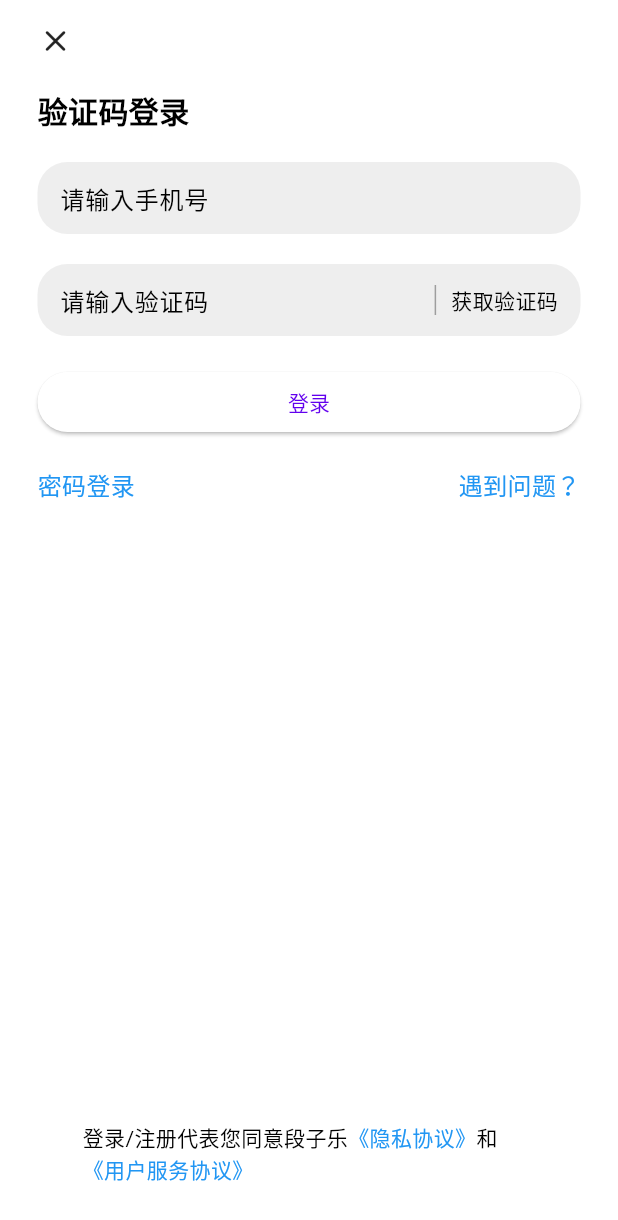
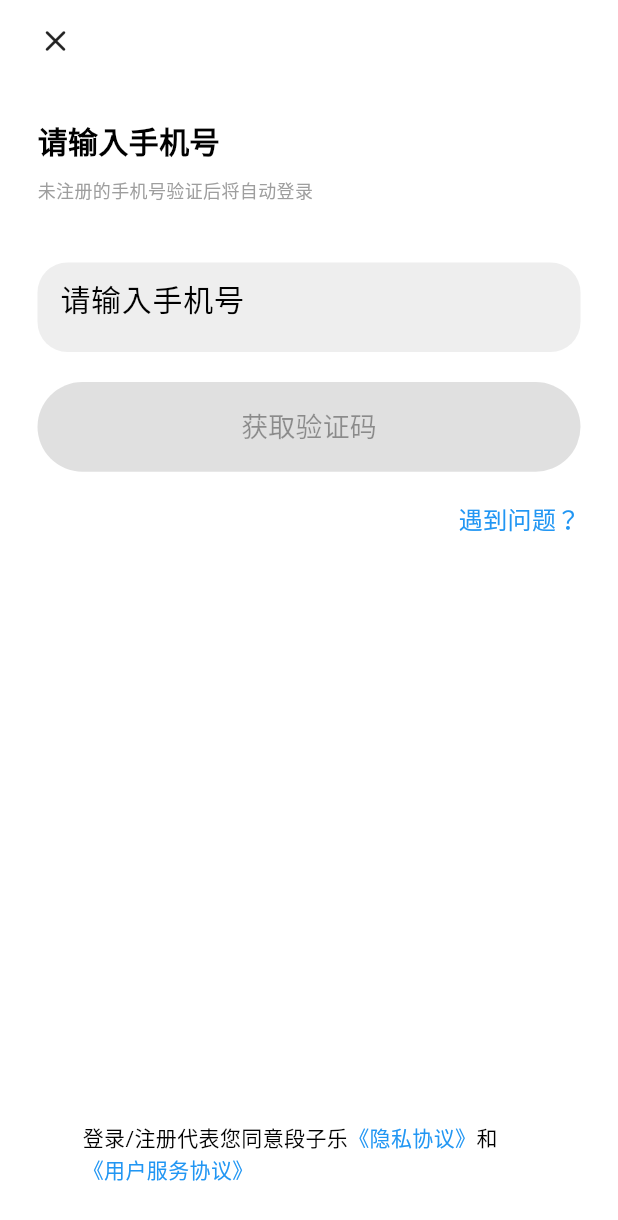
Before and after one commit to benyq/fun_joke, a Flutter app: the LoginPage screen opened by its route, on a phone screen of 412 x 824 dp. Shown: the top 1220 px of the screen. Run offline on Flutter 3.47's test engine with Material 3 defaults, Android fonts, the phone set to English and light mode, and no system bars; our stand-ins replace cached_network_image, dio, equatable, flutter_riverpod, flutter_screenutil, flutter_smart_dialog and 5 more; missing offline and left inert: encrypt; accounts and stored records are empty; generated files the repository leaves out were written again; statements that could not run were skipped.

Commit message:
完成登录流程

```diff
--- a/lib/app_providers/api_provider.dart
+++ b/lib/app_providers/api_provider.dart
@@ -1,6 +1,9 @@
 import 'package:flutter_riverpod/flutter_riverpod.dart';
+import 'package:fun_joke/app_providers/user_service.dart';
 import 'package:fun_joke/http/joke_service.dart';
 
-final apiProvider = Provider((ref){
+final apiProvider = Provider((ref)async{
+  // api中会用到缓存的token，用法还是很怪
+  await UserService.instance.init();
   return JokeService();
 });
--- a/lib/business/home/recommend/recommend_view_model.dart
+++ b/lib/business/home/recommend/recommend_view_model.dart
@@ -14,7 +14,7 @@ class RecommendVM extends _$RecommendVM {
   }
 int s = 0;
   Future<void> refresh() async{
-    var api = ref.read(apiProvider);
+    var api = await ref.read(apiProvider);
     var response = await api.getRecommendList();
     if (response.isSuccess) {
       state = state.copyWith(jokeList: response.data!, size: s++);
@@ -24,7 +24,7 @@ int s = 0;
   }
 
   Future<void> loadMore()async {
-    var api = ref.read(apiProvider);
+    var api = await ref.read(apiProvider);
     var response = await api.getRecommendList();
     if (response.isSuccess) {
       state = state.copyWith(jokeList: state.jokeList + response.data!);
--- a/lib/business/user/login/login_page.dart
+++ b/lib/business/user/login/login_page.dart
@@ -2,9 +2,13 @@ import 'package:flutter/cupertino.dart';
 import 'package:flutter/gestures.dart';
 import 'package:flutter/material.dart';
 import 'package:flutter_riverpod/flutter_riverpod.dart';
+import 'package:flutter_screenutil/flutter_screenutil.dart';
 import 'package:flutter_smart_dialog/flutter_smart_dialog.dart';
 import 'package:fun_joke/business//user/agreement/agreement_page.dart';
+import 'package:fun_joke/business/user/login/verify_code_input.dart';
+import 'package:fun_joke/business/user/login/login_state.dart';
 import 'package:fun_joke/business/user/login/login_view_model.dart';
+import 'package:fun_joke/utils/joke_log.dart';
 
 class LoginPage extends ConsumerStatefulWidget {
   const LoginPage({super.key});
@@ -16,32 +20,45 @@ class LoginPage extends ConsumerStatefulWidget {
 class _LoginPageState extends ConsumerState<LoginPage> {
 
   late TextEditingController _phoneController;
-  late TextEditingController _passwordController;
-  late TextEditingController _verificationCodeController;
+
+  bool isCodeEnabled = false;
+  bool isLoginEnabled = false;
+
+  String _code = "";
 
   @override
   void initState() {
     super.initState();
-    _phoneController = TextEditingController();
-    _passwordController = TextEditingController();
-    _verificationCodeController = TextEditingController();
+    final phone = ref.read(loginPageVMProvider.select((value) => value.phoneNumber));
+    _phoneController = TextEditingController(text: phone)..addListener(() {
+      setState(() {
+        isCodeEnabled = _phoneController.text.length == 11;
+      });
+    });
   }
 
   @override
   void dispose() {
     _phoneController.dispose();
-    _passwordController.dispose();
-    _verificationCodeController.dispose();
     super.dispose();
   }
 
   @override
   Widget build(BuildContext context) {
     final viewModel = ref.read(loginPageVMProvider.notifier);
-    final loginByPassword = ref.watch(loginPageVMProvider.select((it) => it.isPassword));
-    final loginText = loginByPassword ? '验证码登录': '密码登录';
-    ref.listen(loginPageVMProvider.select((value) => value.isCountDown), (previous, next) {
-        print('previous: $previous, next: $next');
+    final pageType = ref.watch(loginPageVMProvider.select((value) => value.pageType));
+    ref.listen(loginPageVMProvider.select((value) => value.loading), (previous, next) {
+      if (next) {
+        SmartDialog.showLoading(msg: "处理中...");
+      } else {
+        SmartDialog.dismiss();
+      }
+    });
+    ref.listen(loginPageVMProvider.select((value) => value.loginSuccess), (previous, next) {
+      JokeLog.i('loginSuccess: previous: $Element.pre(), next: $next');
+      if (next) {
+        Navigator.pop(context);
+      }
     });
     return Scaffold(
       appBar: AppBar(backgroundColor: Colors.white, toolbarHeight: 0,),
@@ -57,19 +74,28 @@ class _LoginPageState extends ConsumerState<LoginPage> {
                 Navigator.pop(context);
               },
             ),
-            const SizedBox(height: 20,),
-            const Text('验证码登录', style: TextStyle(fontSize: 20, fontWeight: FontWeight.bold),),
-            const SizedBox(height: 20,),
+            Builder(builder: (context) {
+              if (pageType == LoginPageType.code) {
+                return Column(
+                  crossAxisAlignment: CrossAxisAlignment.start,
+                  children: [
+                    const SizedBox(height: 40,),
+                    const Text('请输入手机号', style: const TextStyle(fontSize: 20, fontWeight: FontWeight.bold),),
+                    const SizedBox(height: 10,),
+                    const Text('未注册的手机号验证后将自动登录', style: const TextStyle(fontSize: 12, color: Colors.grey),),
+                    const SizedBox(height: 40,),
                     Container(
                       decoration: BoxDecoration(
                         color: Colors.grey[200],
                         borderRadius: BorderRadius.circular(20.0),
                       ),
+                      height: 50.h,
                       padding: const EdgeInsets.symmetric(horizontal: 15),
                       child: TextField(
                         controller: _phoneController,
                         keyboardType: TextInputType.number,
                         textInputAction: TextInputAction.next,
+                        style: TextStyle(fontSize: 20),
                         decoration: const InputDecoration(
                           hintText: '请输入手机号',
                           border: InputBorder.none,
@@ -77,80 +103,66 @@ class _LoginPageState extends ConsumerState<LoginPage> {
                       ),
                     ),
                     const SizedBox(height: 20,),
-            Container(
-              decoration: BoxDecoration(
-                color: Colors.grey[200],
-                borderRadius: BorderRadius.circular(20.0),
+                    SizedBox(
+                      width: double.infinity,
+                      height: 50.h,
+                      child: ElevatedButton(
+                        onPressed: isCodeEnabled ? (){
+                          var phone = _phoneController.text;
+                          viewModel.getVerificationCode(phone);
+                        } : null,
+                        style: ElevatedButton.styleFrom(
+                          animationDuration: const Duration(milliseconds: 0),
                         ),
-              padding: const EdgeInsets.symmetric(horizontal: 15),
-              child: Row(
-                children: [
-                  Expanded(
-                    flex: 1,
-                    child: loginByPassword ? TextField(
-                      controller: _passwordController,
-                      decoration: const InputDecoration(
-                        hintText: '请输入密码',
-                        border: InputBorder.none,
-                      ),
-                    ) : TextField(
-                      controller: _verificationCodeController,
-                      keyboardType: TextInputType.number,
-                      decoration: const InputDecoration(
-                        hintText: '请输入验证码',
-                        border: InputBorder.none,
+                        child: const Text('获取验证码', style: TextStyle(fontSize: 18),),
                       ),
                     ),
-                  ),
-                  Visibility(
-                    visible: !loginByPassword,
-                    child: Row(children: [
-                      Container(
-                        width: 1,
-                        height: 20,
-                        margin: const EdgeInsets.symmetric(horizontal: 10),
-                        child: const DecoratedBox(
-                            decoration: BoxDecoration(color: Colors.grey)
-                        ),
-                      ),
-                      InkWell(
-                        onTap: (){
-                          final phone = _phoneController.text;
-                          if (phone.length != 11) {
-                            SmartDialog.showToast('请输入正确的手机号');
-                            return;
-                          }
-                          viewModel.getVerificationCode(phone);
+                  ],
+                );
+              }else if (pageType == LoginPageType.login) {
+                return Column(
+                  crossAxisAlignment: CrossAxisAlignment.start,
+                  children: [
+                    const SizedBox(height: 40,),
+                    const Text('请输入验证码', style: const TextStyle(fontSize: 20, fontWeight: FontWeight.bold),),
+                    const SizedBox(height: 10,),
+                    const Text('请关注微信公众号【Cretin的开发之路】，在输入框输入【#13】获取验证码', style: const TextStyle(fontSize: 12, color: Colors.grey),),
+                    const SizedBox(height: 40,),
+                    VerifyCodeInput(
+                      height: 48.w,
+                      onSubmit: (value) {
+                        _code = value;
+                        setState(() {
+                          isLoginEnabled = value.length == 6;
+                        });
                       },
-                        child: const Text('获取验证码'),
-                      ),
-                    ],),
-                  )
-                ],
-              ),
                     ),
                     const SizedBox(height: 20,),
                     SizedBox(
                       width: double.infinity,
+                      height: 50.h,
                       child: ElevatedButton(
-                onPressed: (){},
-                child: const Text('登录'),
+                        onPressed: isLoginEnabled ? (){
+                           viewModel.login(_code);
+                        } : null,
+                        style: ElevatedButton.styleFrom(
+                          animationDuration: const Duration(milliseconds: 0),
+                        ),
+                        child: const Text('登录', style: TextStyle(fontSize: 18),),
                       ),
                     ),
+                  ],
+                );
+              }else {
+                return const SizedBox();
+              }
+            }),
             const SizedBox(height: 20,),
-            Row(
+            const Row(
               mainAxisAlignment: MainAxisAlignment.spaceBetween,
               children: [
-                GestureDetector(
-                  onTap: (){
-                    viewModel.toggleLoginType();
-                  },
-                  child: Text(loginText, style: const TextStyle(color: Colors.blue, fontSize: 16)),
-                ),
-                GestureDetector(
-                  onTap: (){},
-                  child: const Text('遇到问题？', style: TextStyle(color: Colors.blue, fontSize: 16)),
-                ),
+                 Spacer(),
+                 Text('遇到问题？', style: TextStyle(color: Colors.blue, fontSize: 16)),
               ],
             ),
             const Spacer(),
--- a/lib/splash_page.dart
+++ b/lib/splash_page.dart
@@ -62,11 +62,12 @@ class _SplashPageState extends State<SplashPage> {
 
       }, shape: CircleBorder(), elevation: 0,),
       bottomNavigationBar: SizedBox(
-        height: 90.h,
+        height: 65.h,
         child: BottomAppBar(
           notchMargin: 5,
           shape: const CircularNotchedRectangle(),
           color: Colors.white,
+          padding: EdgeInsets.symmetric(horizontal: 5.w),
           child: Row(
             children: [
               Expanded(child: _BottomTabButton(
--- a/pubspec.yaml
+++ b/pubspec.yaml
@@ -45,10 +45,11 @@ dependencies:
   flutter_smart_dialog: ^4.9.7+7
   json_annotation: ^4.9.0
   retrofit: '>=4.0.0 <5.0.0'
-  logger: any  #for logging purpose
   cached_network_image: ^3.3.1
   equatable: ^2.0.5
   encrypt: ^5.0.3
+  logger: ^2.3.0
+  shared_preferences: ^2.2.3
 
 dev_dependencies:
   flutter_test:
```
Also changed, not shown: lib/app_providers/user_provider/user_provider.dart (added, +27 -0 lines), lib/app_providers/user_provider/user_state.dart (added, +67 -0 lines), lib/app_providers/user_service.dart (added, +44 -0 lines), lib/business/user/login/login_state.dart (+16 -11 lines), lib/business/user/login/login_view_model.dart (+27 -22 lines), lib/business/user/login/verify_code_input.dart (added, +158 -0 lines), lib/http/dio_client.dart (+5 -4 lines), lib/http/joke_service.dart (+9 -3 lines), lib/models/login_model.dart (added, +81 -0 lines), lib/utils/joke_log.dart (added, +30 -0 lines), lib/app_providers/user_provider/user_provider.g.dart, lib/business/user/login/login_view_model.g.dart, lib/http/joke_service.g.dart, pubspec.lock. Lines whose indentation alone changed are shown as unchanged.
